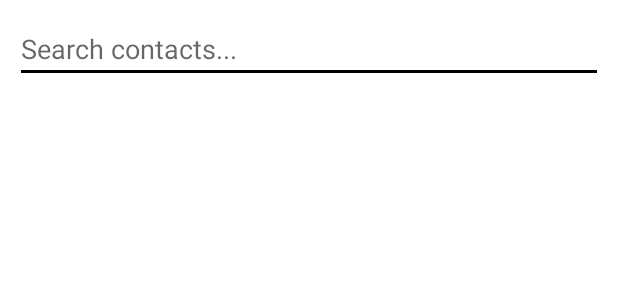
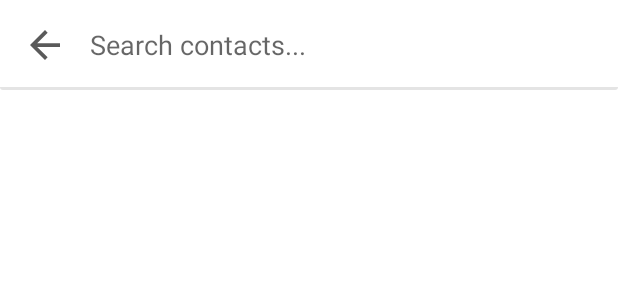
Before and after one commit to joshuajgomez/chatdaemon, an Android app: the layout fragment_user_search.xml on its own in the app's theme, with its tools: preview values and no code run, on a phone screen of 412 x 824 dp. Shown: the top 300 px of the screen. Run offline under Robolectric (Android 15) with nearby library versions, the light colour scheme and no system bars.

Commit message:
Modify user search screen

```diff
--- /dev/null
+++ b/app/src/main/res/drawable/layout_with_shadow_white.xml
@@ -0,0 +1,19 @@
+<?xml version="1.0" encoding="utf-8"?>
+<layer-list xmlns:android="http://schemas.android.com/apk/res/android">
+    <item>
+        <shape android:shape="rectangle">
+            <solid android:color="@color/grey" />
+            <corners android:radius="2dp" />
+        </shape>
+    </item>
+
+    <item
+        android:bottom="2dp"
+        android:left="0dp"
+        android:right="0dp"
+        android:top="0dp">
+        <shape android:shape="rectangle">
+            <solid android:color="@color/white" />
+        </shape>
+    </item>
+</layer-list>
--- a/app/src/main/res/layout/fragment_user_search.xml
+++ b/app/src/main/res/layout/fragment_user_search.xml
@@ -2,29 +2,50 @@
 <FrameLayout xmlns:android="http://schemas.android.com/apk/res/android"
     xmlns:tools="http://schemas.android.com/tools"
     android:layout_width="match_parent"
+    android:layout_height="match_parent"
+    android:background="@color/white"
     android:clickable="true"
-    android:layout_height="match_parent"
     tools:context=".presentation.home.search.UserSearchFragment">
 
     <LinearLayout
-        android:background="@color/white"
         android:layout_width="match_parent"
         android:layout_height="match_parent"
-        android:orientation="vertical"
-        android:padding="10dp">
+        android:orientation="vertical">
 
-        <EditText
-            android:id="@+id/et_search_input"
+        <RelativeLayout
             android:layout_width="match_parent"
             android:layout_height="wrap_content"
-            android:hint="Search contacts..." />
+            android:background="@drawable/layout_with_shadow_white"
+            android:paddingLeft="10dp"
+            android:paddingTop="10dp"
+            android:paddingRight="10dp"
+            android:paddingBottom="10dp">
+
+            <ImageView
+                android:id="@+id/iv_back_arrow"
+                android:layout_width="40dp"
+                android:layout_height="40dp"
+                android:padding="6dp"
+                android:src="@drawable/ic_back_arrow" />
+
+            <EditText
+                android:id="@+id/et_search_input"
+                android:layout_width="match_parent"
+                android:layout_height="wrap_content"
+                android:layout_centerVertical="true"
+                android:layout_toEndOf="@+id/iv_back_arrow"
+                android:background="@color/white"
+                android:hint="Search contacts..."
+                android:paddingLeft="10dp" />
+
+        </RelativeLayout>
 
         <androidx.recyclerview.widget.RecyclerView
             android:id="@+id/rv_search_list"
-            android:scrollbars="vertical"
             android:layout_width="match_parent"
             android:layout_height="match_parent"
-            android:layout_marginTop="10dp" />
+            android:layout_marginTop="10dp"
+            android:scrollbars="vertical" />
 
     </LinearLayout>
 
```
Also changed, not shown: app/src/main/java/com/joshgm3z/chatdaemon/presentation/home/search/UserSearchFragment.java (+11 -1 lines), app/src/main/res/layout/layout_user_search_adapter_item.xml (+16 -4 lines).
